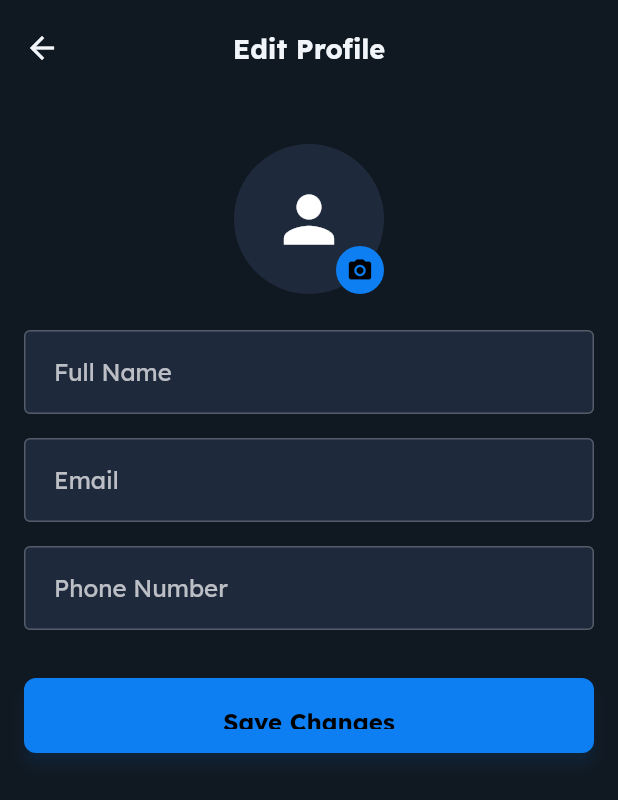
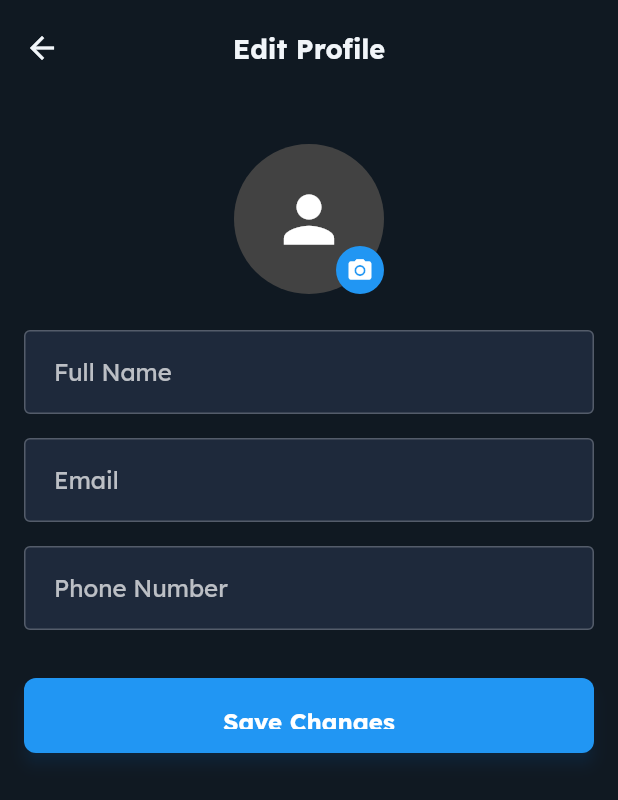
Before and after one commit to IbrahimHamas/fitmate, a Flutter app: the EditProfileScreen screen opened by its route, after a tap on the "person" icon, on a phone screen of 412 x 824 dp. Shown: the top 800 px of the screen. Run offline on Flutter 3.47's test engine with Material 3 defaults, Android fonts, the phone set to English and light mode, and no system bars; our stand-ins replace dartz, flutter_bloc, get_it, image_picker, shared_preferences, supabase_flutter; accounts and stored records are empty.

Commit message:
Refactor profile feature, add image picker, and update

```diff
--- /dev/null
+++ b/lib/core/utils/image_picker_helper.dart
@@ -0,0 +1,17 @@
+import 'dart:io';
+import 'package:image_picker/image_picker.dart';
+
+class ImagePickerHelper {
+  static final ImagePicker _picker = ImagePicker();
+
+  static Future<File?> pickImageFromGallery() async {
+    final XFile? pickedFile = await _picker.pickImage(
+      source: ImageSource.gallery,
+      imageQuality: 80,
+    );
+    if (pickedFile != null) {
+      return File(pickedFile.path);
+    }
+    return null;
+  }
+}
--- a/lib/features/Profile/presentation/view/edit_profile_screen.dart
+++ b/lib/features/Profile/presentation/view/edit_profile_screen.dart
@@ -1,10 +1,8 @@
 import 'dart:io';
 import 'package:flutter/material.dart';
 import 'package:flutter_bloc/flutter_bloc.dart';
-import 'package:image_picker/image_picker.dart';
 
-import 'package:fitmate/core/extensions/snack_bar_context_extension.dart';
-import 'package:fitmate/core/themes/app_color.dart';
+import 'package:fitmate/core/utils/image_picker_helper.dart';
 import 'package:fitmate/features/profile/data/models/profile_model.dart';
 import 'package:fitmate/features/profile/presentation/view_model/profile_cubit.dart';
 import 'package:fitmate/features/profile/presentation/view_model/profile_state.dart';
@@ -26,7 +24,6 @@ class _EditProfileScreenState extends State<EditProfileScreen> {
   late TextEditingController _phoneController;
 
   File? _selectedImageFile;
-  final ImagePicker _picker = ImagePicker();
 
   @override
   void initState() {
@@ -48,16 +45,11 @@ class _EditProfileScreenState extends State<EditProfileScreen> {
     super.dispose();
   }
 
-  // دالة اختيار الصورة من الاستوديو
   Future<void> _pickImage() async {
-    final XFile? pickedFile = await _picker.pickImage(
-      source: ImageSource.gallery,
-      imageQuality: 80,
-    );
-
-    if (pickedFile != null) {
+    final image = await ImagePickerHelper.pickImageFromGallery();
+    if (image != null) {
       setState(() {
-        _selectedImageFile = File(pickedFile.path);
+        _selectedImageFile = image;
       });
     }
   }
@@ -72,7 +64,6 @@ class _EditProfileScreenState extends State<EditProfileScreen> {
         phoneNumber: _phoneController.text.trim(),
       );
 
-      // يرسل الـ Profile المحدث مع ملف الصورة المحددة (إن وجدت)
       context.read<ProfileCubit>().updateProfile(
         updatedProfile,
         imageFile: _selectedImageFile,
@@ -91,7 +82,9 @@ class _EditProfileScreenState extends State<EditProfileScreen> {
       body: BlocConsumer<ProfileCubit, ProfileState>(
         listener: (context, state) {
           if (state is ProfileError) {
-            context.showErrorSnackBar(state.message);
+            ScaffoldMessenger.of(
+              context,
+            ).showSnackBar(SnackBar(content: Text(state.message)));
           } else if (state is ProfileSuccess) {
             Navigator.pop(context);
           }
@@ -106,14 +99,13 @@ class _EditProfileScreenState extends State<EditProfileScreen> {
               child: Column(
                 children: [
                   const SizedBox(height: 16),
-                  // قسم اختيار الصورة مع زر الكاميرا
                   GestureDetector(
                     onTap: _pickImage,
                     child: Stack(
                       children: [
                         CircleAvatar(
                           radius: 50,
-                          backgroundColor: AppColor.surfaceElevated,
+                          backgroundColor: Colors.grey[800],
                           backgroundImage: _selectedImageFile != null
                               ? FileImage(_selectedImageFile!) as ImageProvider
                               : (widget.profile?.profileImage != null &&
@@ -133,16 +125,16 @@ class _EditProfileScreenState extends State<EditProfileScreen> {
                                 )
                               : null,
                         ),
-                        Positioned(
+                        const Positioned(
                           bottom: 0,
                           right: 0,
                           child: CircleAvatar(
                             radius: 16,
-                            backgroundColor: AppColor.primary,
-                            child: const Icon(
+                            backgroundColor: Colors.blue,
+                            child: Icon(
                               Icons.camera_alt,
                               size: 18,
-                              color: Colors.black,
+                              color: Colors.white,
                             ),
                           ),
                         ),
@@ -160,7 +152,7 @@ class _EditProfileScreenState extends State<EditProfileScreen> {
                         borderSide: BorderSide(color: Colors.white24),
                       ),
                       focusedBorder: OutlineInputBorder(
-                        borderSide: BorderSide(color: AppColor.primary),
+                        borderSide: BorderSide(color: Colors.blue),
                       ),
                     ),
                     validator: (value) => value == null || value.trim().isEmpty
@@ -178,7 +170,7 @@ class _EditProfileScreenState extends State<EditProfileScreen> {
                         borderSide: BorderSide(color: Colors.white24),
                       ),
                       focusedBorder: OutlineInputBorder(
-                        borderSide: BorderSide(color: AppColor.primary),
+                        borderSide: BorderSide(color: Colors.blue),
                       ),
                     ),
                   ),
@@ -194,7 +186,7 @@ class _EditProfileScreenState extends State<EditProfileScreen> {
                         borderSide: BorderSide(color: Colors.white24),
                       ),
                       focusedBorder: OutlineInputBorder(
-                        borderSide: BorderSide(color: AppColor.primary),
+                        borderSide: BorderSide(color: Colors.blue),
                       ),
                     ),
                   ),
@@ -205,17 +197,17 @@ class _EditProfileScreenState extends State<EditProfileScreen> {
                     child: ElevatedButton(
                       onPressed: isLoading ? null : _saveProfile,
                       style: ElevatedButton.styleFrom(
-                        backgroundColor: AppColor.primary,
+                        backgroundColor: Colors.blue,
                         shape: RoundedRectangleBorder(
                           borderRadius: BorderRadius.circular(8),
                         ),
                       ),
                       child: isLoading
-                          ? const CircularProgressIndicator(color: Colors.black)
+                          ? const CircularProgressIndicator(color: Colors.white)
                           : const Text(
                               'Save Changes',
                               style: TextStyle(
-                                color: Colors.black,
+                                color: Colors.white,
                                 fontSize: 16,
                                 fontWeight: FontWeight.bold,
                               ),
```
Also changed, not shown: lib/core/common/utils/app_validator.dart (deleted, +0 -53 lines).
